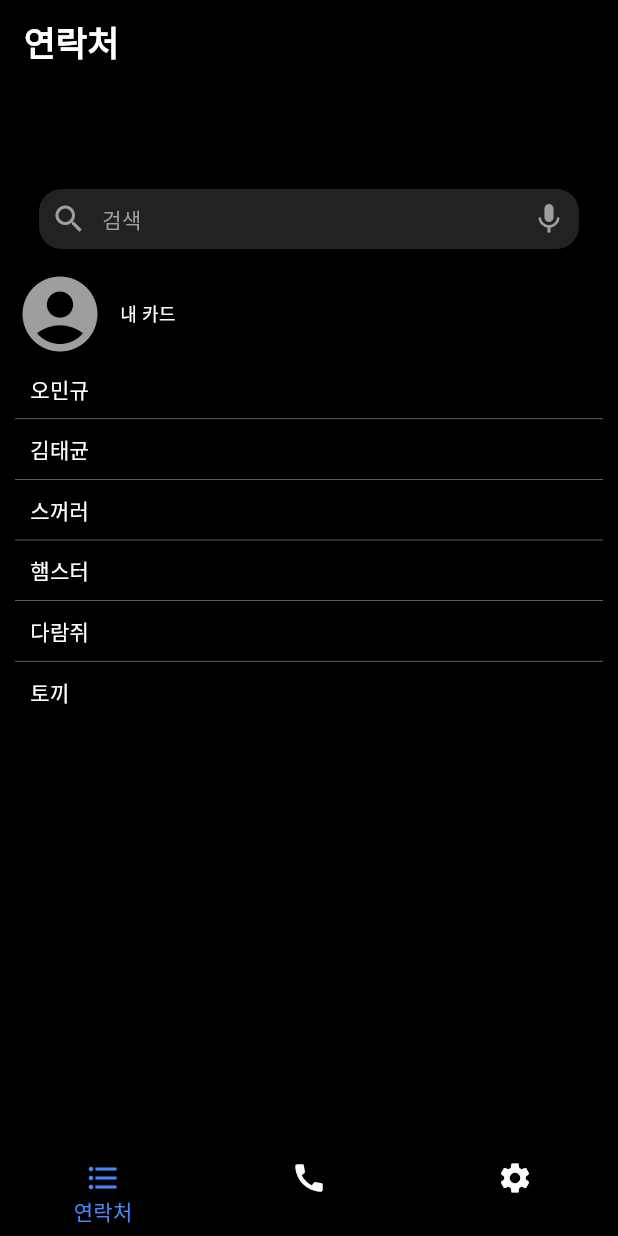
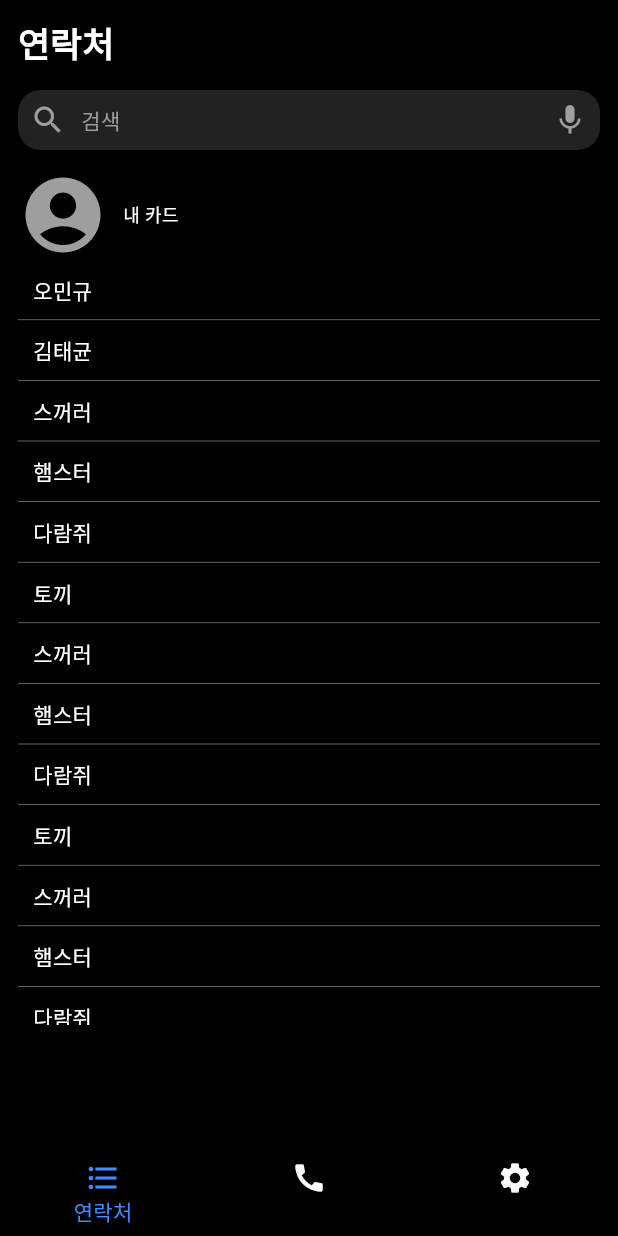
Before and after one commit to oals/phoneBook, a Flutter app: the screen it shows after launch, on a phone screen of 412 x 824 dp. Run offline on Flutter 3.47's test engine with Material 3 defaults, Android fonts, the phone set to English and light mode, and no system bars.

Commit message:
2024-08-05

```diff
--- a/lib/screens/phoneBookList.dart
+++ b/lib/screens/phoneBookList.dart
@@ -16,7 +16,7 @@ class Phonebooklist extends StatefulWidget {
   State<Phonebooklist> createState() => _PhonebooklistState();
 }
 
-class _PhonebooklistState extends State<Phonebooklist> {
+class _PhonebooklistState extends State<Phonebooklist> with SingleTickerProviderStateMixin{
 
   late List<phoneBook> phoneBookItemList = [];
   late List<phoneBook> searchPhoneBookItemList = [];
@@ -26,7 +26,6 @@ class _PhonebooklistState extends State<Phonebooklist> {
   void initState() {
     super.initState();
     phoneBookItemList = phoneBookServices().getPhoneBookList();
-
   }
 
   void clickSearchBar(chkValue){
@@ -40,37 +39,29 @@ class _PhonebooklistState extends State<Phonebooklist> {
   Widget build(BuildContext context) {
 
     return Scaffold(
-      appBar: !searchBar ?AppBar(
-        backgroundColor: Colors.black,
-        title: Text('연락처',
+      body: Container(
+        padding: EdgeInsets.all(12),
+          color: Colors.black,
+          child: GestureDetector(
+            onTap: () => clickSearchBar(true),
+            child: Column(
+              crossAxisAlignment: CrossAxisAlignment.start,
+              children: [
+                Flexible(
+                  flex : 1,
+                  child: Text(
+                    '연락처',
                     style: TextStyle(
                       color: Colors.white,
                       fontWeight: FontWeight.w800,
                       fontSize: 23,
                     ),
                   ),
-      ) : null,
-      body: Container(
-          padding: EdgeInsets.all(10),
-          color: Colors.black,
-          child: Column(
-              mainAxisAlignment: MainAxisAlignment.start,
-              crossAxisAlignment: CrossAxisAlignment.start,
-              children: [
-              GestureDetector(
-              onTap: () => clickSearchBar(true),
-      child: Container(
-        width: double.infinity,
-        height: 100, // Adjust as needed
-        child: Stack(
-          children: [
-            AnimatedPositioned(
-              duration: Duration(milliseconds:500),
-              curve: Curves.easeInOut,
-              bottom: !searchBar ? 0 : 30,
-              left: 16,
-              right: 16,
-              child: Container(
+                ),
+                SizedBox(height: 15,),
+                Flexible(
+                  flex : 1,
+                  child : Container(
                     padding: EdgeInsets.all(8),
                     decoration: BoxDecoration(
                       borderRadius: BorderRadius.circular(15),
@@ -83,16 +74,7 @@ class _PhonebooklistState extends State<Phonebooklist> {
                         Icon(Icons.search, color: Colors.grey),
                         SizedBox(width: 10),
                         Expanded(
-                      child: !searchBar
-                          ? Text('검색', style: TextStyle(color: Colors.grey))
-                          : TextFormField(
-                        maxLines: 1,
-                        decoration: InputDecoration(
-                          border: InputBorder.none,
-                          hintText: '검색어를 입력하세요',
-                          hintStyle: TextStyle(color: Colors.grey),
-                        ),
-                      ),
+                          child: Text('검색', style: TextStyle(color: Colors.grey)),
                         ),
                         if (searchBar)
                           TextButton(
@@ -105,18 +87,14 @@ class _PhonebooklistState extends State<Phonebooklist> {
                     ),
                   ),
                 ),
-          ],
-        ),
-      ),
-    ),
-
-
-
 
                 SizedBox(
                   height: 13,
                 ),
-                Container(
+
+                Flexible(
+                  flex : 2,
+                  child:  Container(
                     child: Row(
                       children: [
                         Icon(Icons.account_circle_sharp,
@@ -129,12 +107,15 @@ class _PhonebooklistState extends State<Phonebooklist> {
                           style: TextStyle(
                             color: Colors.white,
                             fontSize: 12,
-                        ),)
+                          ),
+                        ),
                       ],
                     ),
+                  ) ,
                 ),
-
-                Expanded(
+                Flexible(
+                    flex : 10,
+                    child:  Container(
                       child: ListView.separated(
                         separatorBuilder: (BuildContext context, int index) {
                           return SizedBox(
@@ -144,19 +125,23 @@ class _PhonebooklistState extends State<Phonebooklist> {
                             ),
                           );
                         },
-                    itemCount: !searchBar ? phoneBookItemList.length : searchPhoneBookItemList.length,
+                        itemCount: !searchBar ? phoneBookItemList.length : phoneBookItemList.length,
                         itemBuilder: (BuildContext context, int index) {
-                      return phoneBookItemWidget(phoneBookItem: !searchBar ? phoneBookItemList[index] : searchPhoneBookItemList[index]);
-
+                          return phoneBookItemWidget(phoneBookItem: !searchBar ? phoneBookItemList[index] : phoneBookItemList[index]);
                         },
                       ),
-                ),
-              ]
+                    )
+                )
+              ],
             ),
 
 
-      )
+          ),
+        ),
+
     );
+
+
 
 
   }
--- a/lib/services/phoneBookServices.dart
+++ b/lib/services/phoneBookServices.dart
@@ -12,6 +12,14 @@ class phoneBookServices {
     phoneBook(id: 4, name: "햄스터", phoneNumber: "010-3263-7447", bookMark: true,profileImg: "../assets/winter.jpg"),
     phoneBook(id: 5, name: "다람쥐", phoneNumber: "010-7547-4574", bookMark: false,profileImg: ""),
     phoneBook(id: 6, name: "토끼", phoneNumber: "010-6743-7547", bookMark: false,profileImg: "../assets/winter.jpg"),
+    phoneBook(id: 7, name: "스꺼러", phoneNumber: "010-6436-7547", bookMark: false,profileImg: ""),
+    phoneBook(id: 8, name: "햄스터", phoneNumber: "010-3263-7447", bookMark: true,profileImg: "../assets/winter.jpg"),
+    phoneBook(id: 9, name: "다람쥐", phoneNumber: "010-7547-4574", bookMark: false,profileImg: ""),
+    phoneBook(id: 10, name: "토끼", phoneNumber: "010-6743-7547", bookMark: false,profileImg: "../assets/winter.jpg"),
+    phoneBook(id: 11, name: "스꺼러", phoneNumber: "010-6436-7547", bookMark: false,profileImg: ""),
+    phoneBook(id: 12, name: "햄스터", phoneNumber: "010-3263-7447", bookMark: true,profileImg: "../assets/winter.jpg"),
+    phoneBook(id: 13, name: "다람쥐", phoneNumber: "010-7547-4574", bookMark: false,profileImg: ""),
+    phoneBook(id: 14, name: "토끼", phoneNumber: "010-6743-7547", bookMark: false,profileImg: "../assets/winter.jpg"),
   ];
 
   List<phoneCallHistoryItem> phoneCallHistoryList = [
```
Lines whose indentation alone changed are shown as unchanged.
